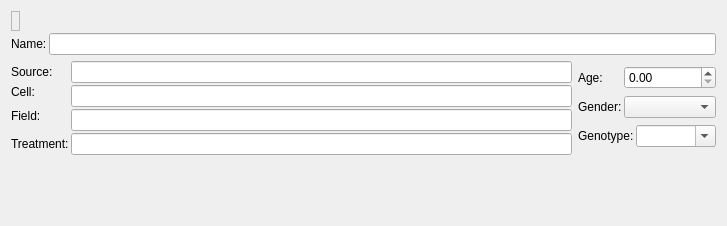
ctigaret/scipyen, file gui/widgets/metadatawidget.ui: the form before one commit.
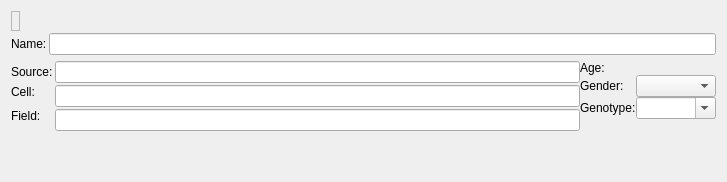
The form after the commit.

```diff
--- a/gui/widgets/metadatawidget.ui
+++ b/gui/widgets/metadatawidget.ui
@@ -7,7 +7,7 @@
     <x>0</x>
     <y>0</y>
     <width>727</width>
-    <height>226</height>
+    <height>182</height>
    </rect>
   </property>
   <property name="windowTitle">
@@ -102,7 +102,10 @@
       </layout>
      </item>
      <item>
-      <layout class="QHBoxLayout" name="horizontalLayout_3">
+      <layout class="QHBoxLayout" name="horizontalLayout">
+       <property name="spacing">
+        <number>0</number>
+       </property>
        <item>
         <layout class="QFormLayout" name="sourceCellFieldTreatmentFormLayout">
          <property name="horizontalSpacing">
@@ -216,23 +219,10 @@
            </property>
           </widget>
          </item>
-         <item row="3" column="0">
-          <widget class="QLabel" name="treatmentLabel">
-           <property name="text">
-            <string>Treatment:</string>
-           </property>
-          </widget>
-         </item>
-         <item row="3" column="1">
-          <widget class="QLineEdit" name="treatmentLineEdit"/>
-         </item>
         </layout>
        </item>
        <item>
-        <layout class="QGridLayout" name="ageGenderGenotypeGridLayout">
-         <property name="spacing">
-          <number>2</number>
-         </property>
+        <layout class="QFormLayout" name="formLayout">
          <item row="0" column="0">
           <widget class="QLabel" name="ageLabel">
            <property name="text">
@@ -243,15 +233,8 @@
            </property>
           </widget>
          </item>
-         <item row="0" column="1" colspan="2">
-          <widget class="QDoubleSpinBox" name="ageDoubleSpinBox">
-           <property name="sizePolicy">
-            <sizepolicy hsizetype="Expanding" vsizetype="Fixed">
-             <horstretch>0</horstretch>
-             <verstretch>0</verstretch>
-            </sizepolicy>
-           </property>
-          </widget>
+         <item row="0" column="1">
+          <widget class="QWidget" name="ageWidget" native="true"/>
          </item>
          <item row="1" column="0">
           <widget class="QLabel" name="genderLabel">
@@ -269,7 +252,7 @@
            </property>
           </widget>
          </item>
-         <item row="1" column="1" colspan="2">
+         <item row="1" column="1">
           <widget class="QComboBox" name="genderComboBox">
            <property name="sizePolicy">
             <sizepolicy hsizetype="Minimum" vsizetype="Fixed">
@@ -300,7 +283,7 @@
            </property>
           </widget>
          </item>
-         <item row="2" column="0" colspan="2">
+         <item row="2" column="0">
           <widget class="QLabel" name="genotypeLabel">
            <property name="sizePolicy">
             <sizepolicy hsizetype="Minimum" vsizetype="Preferred">
@@ -316,7 +299,7 @@
            </property>
           </widget>
          </item>
-         <item row="2" column="2">
+         <item row="2" column="1">
           <widget class="QComboBox" name="genotypeComboBox">
            <property name="sizePolicy">
             <sizepolicy hsizetype="Minimum" vsizetype="Fixed">
```
Left out of the diff: 5 changed lines with no effect on the pictures.
